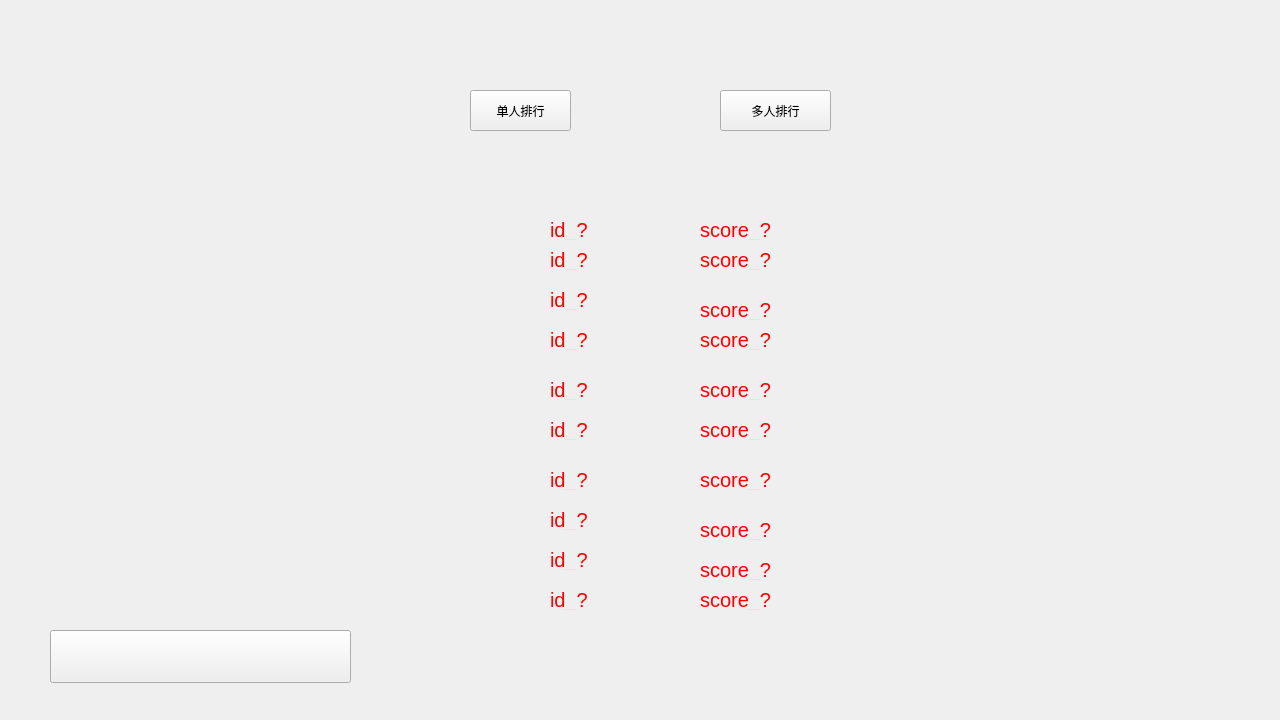
Before: the Qt Designer form client/windows/rankwindow.ui in HFDLYS/HeartstringsResonance, drawn with Qt 5.
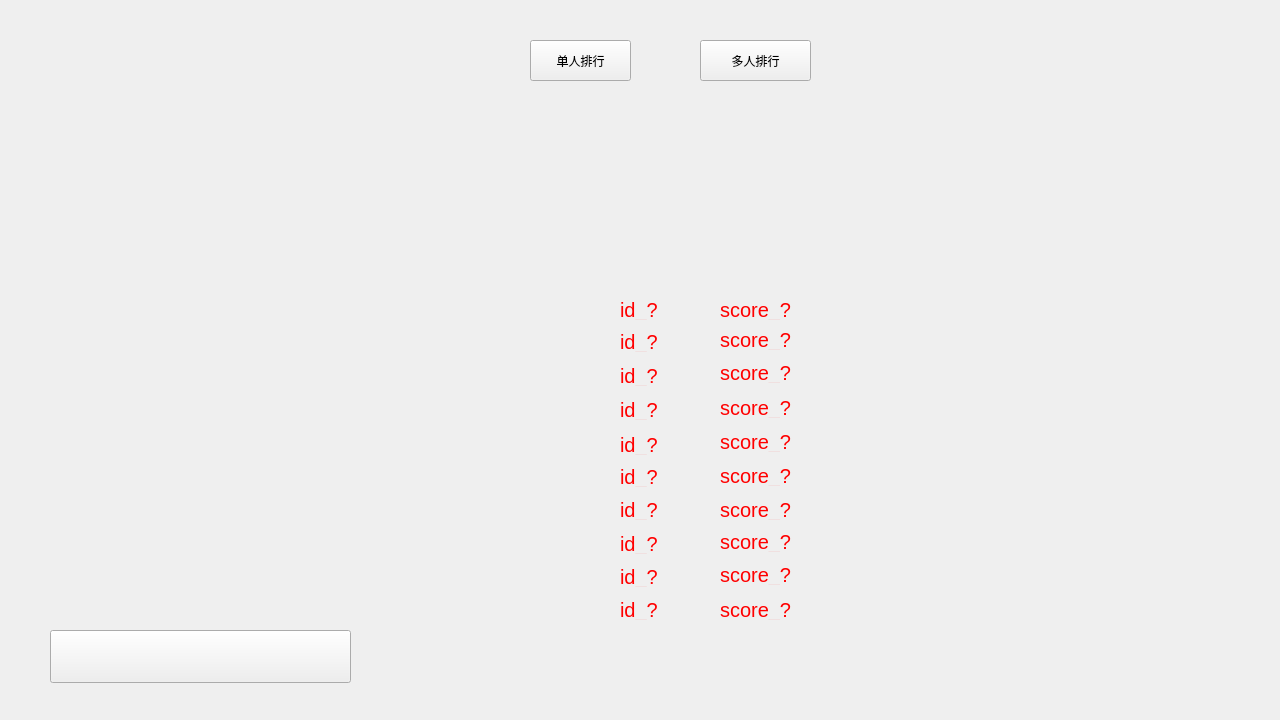
After: the same form once the commit is applied. Icons and pictures are not drawn.

Diff of the .ui file:
```diff
--- a/client/windows/rankwindow.ui
+++ b/client/windows/rankwindow.ui
@@ -53,11 +53,52 @@
      <string/>
     </property>
    </widget>
+   <widget class="QPushButton" name="btnSingle">
+    <property name="geometry">
+     <rect>
+      <x>530</x>
+      <y>40</y>
+      <width>101</width>
+      <height>41</height>
+     </rect>
+    </property>
+    <property name="text">
+     <string>单人排行</string>
+    </property>
+   </widget>
+   <widget class="QPushButton" name="pushButton_2">
+    <property name="geometry">
+     <rect>
+      <x>700</x>
+      <y>40</y>
+      <width>111</width>
+      <height>41</height>
+     </rect>
+    </property>
+    <property name="styleSheet">
+     <string notr="true">#rank{border-image:url(:/images/rankwindow/rank.png)}</string>
+    </property>
+    <property name="text">
+     <string>多人排行</string>
+    </property>
+   </widget>
+   <widget class="QWidget" name="rank" native="true">
+    <property name="geometry">
+     <rect>
+      <x>440</x>
+      <y>110</y>
+      <width>451</width>
+      <height>591</height>
+     </rect>
+    </property>
+    <property name="styleSheet">
+     <string notr="true">#rank{border-image:url(:/images/rankwindow/rank.png)}</string>
+    </property>
    <widget class="QLabel" name="id_1">
     <property name="geometry">
      <rect>
-      <x>550</x>
-      <y>220</y>
+       <x>180</x>
+       <y>190</y>
       <width>80</width>
       <height>20</height>
      </rect>
@@ -76,8 +117,8 @@
    <widget class="QLabel" name="id_2">
     <property name="geometry">
      <rect>
-      <x>550</x>
-      <y>250</y>
+       <x>180</x>
+       <y>222</y>
       <width>80</width>
       <height>20</height>
      </rect>
@@ -96,8 +137,8 @@
    <widget class="QLabel" name="id_3">
     <property name="geometry">
      <rect>
-      <x>550</x>
-      <y>290</y>
+       <x>180</x>
+       <y>256</y>
       <width>80</width>
       <height>20</height>
      </rect>
@@ -116,8 +157,8 @@
    <widget class="QLabel" name="id_4">
     <property name="geometry">
      <rect>
-      <x>550</x>
-      <y>330</y>
+       <x>180</x>
+       <y>290</y>
       <width>80</width>
       <height>20</height>
      </rect>
@@ -136,8 +177,8 @@
    <widget class="QLabel" name="id_5">
     <property name="geometry">
      <rect>
-      <x>550</x>
-      <y>380</y>
+       <x>180</x>
+       <y>325</y>
       <width>80</width>
       <height>20</height>
      </rect>
@@ -156,8 +197,8 @@
    <widget class="QLabel" name="id_6">
     <property name="geometry">
      <rect>
-      <x>550</x>
-      <y>420</y>
+       <x>180</x>
+       <y>357</y>
       <width>80</width>
       <height>20</height>
      </rect>
@@ -176,8 +217,8 @@
    <widget class="QLabel" name="id_7">
     <property name="geometry">
      <rect>
-      <x>550</x>
-      <y>470</y>
+       <x>180</x>
+       <y>390</y>
       <width>80</width>
       <height>20</height>
      </rect>
@@ -196,8 +237,8 @@
    <widget class="QLabel" name="id_8">
     <property name="geometry">
      <rect>
-      <x>550</x>
-      <y>510</y>
+       <x>180</x>
+       <y>424</y>
       <width>80</width>
       <height>20</height>
      </rect>
@@ -216,8 +257,8 @@
    <widget class="QLabel" name="id_9">
     <property name="geometry">
      <rect>
-      <x>550</x>
-      <y>550</y>
+       <x>180</x>
+       <y>457</y>
       <width>80</width>
       <height>20</height>
      </rect>
@@ -236,8 +277,8 @@
    <widget class="QLabel" name="id_10">
     <property name="geometry">
      <rect>
-      <x>550</x>
-      <y>590</y>
+       <x>180</x>
+       <y>490</y>
       <width>80</width>
       <height>20</height>
      </rect>
@@ -253,191 +294,11 @@
      <string>id_?</string>
     </property>
    </widget>
-   <widget class="QLabel" name="score_1">
-    <property name="geometry">
-     <rect>
-      <x>700</x>
-      <y>220</y>
-      <width>80</width>
-      <height>20</height>
-     </rect>
-    </property>
-    <property name="styleSheet">
-     <string notr="true">QLabel{
-	font-size:20px;
-	color:Red;
-	font-family:幼圆;
-}</string>
-    </property>
-    <property name="text">
-     <string>score_?</string>
-    </property>
-   </widget>
-   <widget class="QLabel" name="score_2">
-    <property name="geometry">
-     <rect>
-      <x>700</x>
-      <y>250</y>
-      <width>80</width>
-      <height>20</height>
-     </rect>
-    </property>
-    <property name="styleSheet">
-     <string notr="true">QLabel{
-	font-size:20px;
-	color:Red;
-	font-family:幼圆;
-}</string>
-    </property>
-    <property name="text">
-     <string>score_?</string>
-    </property>
-   </widget>
-   <widget class="QLabel" name="score_3">
-    <property name="geometry">
-     <rect>
-      <x>700</x>
-      <y>300</y>
-      <width>80</width>
-      <height>20</height>
-     </rect>
-    </property>
-    <property name="styleSheet">
-     <string notr="true">QLabel{
-	font-size:20px;
-	color:Red;
-	font-family:幼圆;
-}</string>
-    </property>
-    <property name="text">
-     <string>score_?</string>
-    </property>
-   </widget>
-   <widget class="QLabel" name="score_4">
-    <property name="geometry">
-     <rect>
-      <x>700</x>
-      <y>330</y>
-      <width>80</width>
-      <height>20</height>
-     </rect>
-    </property>
-    <property name="styleSheet">
-     <string notr="true">QLabel{
-	font-size:20px;
-	color:Red;
-	font-family:幼圆;
-}</string>
-    </property>
-    <property name="text">
-     <string>score_?</string>
-    </property>
-   </widget>
-   <widget class="QLabel" name="score_5">
-    <property name="geometry">
-     <rect>
-      <x>700</x>
-      <y>380</y>
-      <width>80</width>
-      <height>20</height>
-     </rect>
-    </property>
-    <property name="styleSheet">
-     <string notr="true">QLabel{
-	font-size:20px;
-	color:Red;
-	font-family:幼圆;
-}</string>
-    </property>
-    <property name="text">
-     <string>score_?</string>
-    </property>
-   </widget>
-   <widget class="QLabel" name="score_6">
-    <property name="geometry">
-     <rect>
-      <x>700</x>
-      <y>420</y>
-      <width>80</width>
-      <height>20</height>
-     </rect>
-    </property>
-    <property name="styleSheet">
-     <string notr="true">QLabel{
-	font-size:20px;
-	color:Red;
-	font-family:幼圆;
-}</string>
-    </property>
-    <property name="text">
-     <string>score_?</string>
-    </property>
-   </widget>
-   <widget class="QLabel" name="score_7">
-    <property name="geometry">
-     <rect>
-      <x>700</x>
-      <y>470</y>
-      <width>80</width>
-      <height>20</height>
-     </rect>
-    </property>
-    <property name="styleSheet">
-     <string notr="true">QLabel{
-	font-size:20px;
-	color:Red;
-	font-family:幼圆;
-}</string>
-    </property>
-    <property name="text">
-     <string>score_?</string>
-    </property>
-   </widget>
-   <widget class="QLabel" name="score_8">
-    <property name="geometry">
-     <rect>
-      <x>700</x>
-      <y>520</y>
-      <width>80</width>
-      <height>20</height>
-     </rect>
-    </property>
-    <property name="styleSheet">
-     <string notr="true">QLabel{
-	font-size:20px;
-	color:Red;
-	font-family:幼圆;
-}</string>
-    </property>
-    <property name="text">
-     <string>score_?</string>
-    </property>
-   </widget>
-   <widget class="QLabel" name="score_9">
-    <property name="geometry">
-     <rect>
-      <x>700</x>
-      <y>560</y>
-      <width>80</width>
-      <height>20</height>
-     </rect>
-    </property>
-    <property name="styleSheet">
-     <string notr="true">QLabel{
-	font-size:20px;
-	color:Red;
-	font-family:幼圆;
-}</string>
-    </property>
-    <property name="text">
-     <string>score_?</string>
-    </property>
-   </widget>
    <widget class="QLabel" name="score_10">
     <property name="geometry">
      <rect>
-      <x>700</x>
-      <y>590</y>
+       <x>280</x>
+       <y>490</y>
       <width>80</width>
       <height>20</height>
      </rect>
@@ -453,31 +314,186 @@
      <string>score_?</string>
     </property>
    </widget>
-   <widget class="QPushButton" name="btnSingle">
+    <widget class="QLabel" name="score_9">
     <property name="geometry">
      <rect>
-      <x>470</x>
-      <y>90</y>
-      <width>101</width>
-      <height>41</height>
-     </rect>
-    </property>
+       <x>280</x>
+       <y>455</y>
+       <width>80</width>
+       <height>20</height>
+      </rect>
+     </property>
+     <property name="styleSheet">
+      <string notr="true">QLabel{
+	font-size:20px;
+	color:Red;
+	font-family:幼圆;
+}</string>
+     </property>
     <property name="text">
-     <string>单人排行</string>
-    </property>
-   </widget>
-   <widget class="QPushButton" name="pushButton_2">
+      <string>score_?</string>
+     </property>
+    </widget>
+    <widget class="QLabel" name="score_8">
     <property name="geometry">
      <rect>
-      <x>720</x>
-      <y>90</y>
-      <width>111</width>
-      <height>41</height>
-     </rect>
-    </property>
+       <x>280</x>
+       <y>422</y>
+       <width>80</width>
+       <height>20</height>
+      </rect>
+     </property>
+     <property name="styleSheet">
+      <string notr="true">QLabel{
+	font-size:20px;
+	color:Red;
+	font-family:幼圆;
+}</string>
+     </property>
     <property name="text">
-     <string>多人排行</string>
-    </property>
+      <string>score_?</string>
+     </property>
+    </widget>
+    <widget class="QLabel" name="score_7">
+     <property name="geometry">
+      <rect>
+       <x>280</x>
+       <y>390</y>
+       <width>80</width>
+       <height>20</height>
+      </rect>
+     </property>
+     <property name="styleSheet">
+      <string notr="true">QLabel{
+	font-size:20px;
+	color:Red;
+	font-family:幼圆;
+}</string>
+     </property>
+     <property name="text">
+      <string>score_?</string>
+     </property>
+    </widget>
+    <widget class="QLabel" name="score_6">
+     <property name="geometry">
+      <rect>
+       <x>280</x>
+       <y>356</y>
+       <width>80</width>
+       <height>20</height>
+      </rect>
+     </property>
+     <property name="styleSheet">
+      <string notr="true">QLabel{
+	font-size:20px;
+	color:Red;
+	font-family:幼圆;
+}</string>
+     </property>
+     <property name="text">
+      <string>score_?</string>
+     </property>
+    </widget>
+    <widget class="QLabel" name="score_5">
+     <property name="geometry">
+      <rect>
+       <x>280</x>
+       <y>322</y>
+       <width>80</width>
+       <height>20</height>
+      </rect>
+     </property>
+     <property name="styleSheet">
+      <string notr="true">QLabel{
+	font-size:20px;
+	color:Red;
+	font-family:幼圆;
+}</string>
+     </property>
+     <property name="text">
+      <string>score_?</string>
+     </property>
+    </widget>
+    <widget class="QLabel" name="score_4">
+     <property name="geometry">
+      <rect>
+       <x>280</x>
+       <y>288</y>
+       <width>80</width>
+       <height>20</height>
+      </rect>
+     </property>
+     <property name="styleSheet">
+      <string notr="true">QLabel{
+	font-size:20px;
+	color:Red;
+	font-family:幼圆;
+}</string>
+     </property>
+     <property name="text">
+      <string>score_?</string>
+     </property>
+    </widget>
+    <widget class="QLabel" name="score_3">
+     <property name="geometry">
+      <rect>
+       <x>280</x>
+       <y>253</y>
+       <width>80</width>
+       <height>20</height>
+      </rect>
+     </property>
+     <property name="styleSheet">
+      <string notr="true">QLabel{
+	font-size:20px;
+	color:Red;
+	font-family:幼圆;
+}</string>
+     </property>
+     <property name="text">
+      <string>score_?</string>
+     </property>
+    </widget>
+    <widget class="QLabel" name="score_2">
+     <property name="geometry">
+      <rect>
+       <x>280</x>
+       <y>220</y>
+       <width>80</width>
+       <height>20</height>
+      </rect>
+     </property>
+     <property name="styleSheet">
+      <string notr="true">QLabel{
+	font-size:20px;
+	color:Red;
+	font-family:幼圆;
+}</string>
+     </property>
+     <property name="text">
+      <string>score_?</string>
+     </property>
+    </widget>
+    <widget class="QLabel" name="score_1">
+     <property name="geometry">
+      <rect>
+       <x>280</x>
+       <y>190</y>
+       <width>80</width>
+       <height>20</height>
+      </rect>
+     </property>
+     <property name="styleSheet">
+      <string notr="true">QLabel{
+	font-size:20px;
+	color:Red;
+	font-family:幼圆;
+}</string>
+     </property>
+     <property name="text">
+      <string>score_?</string>
+     </property>
+    </widget>
    </widget>
   </widget>
  </widget>
```
Lines whose indentation alone changed are shown as unchanged.
